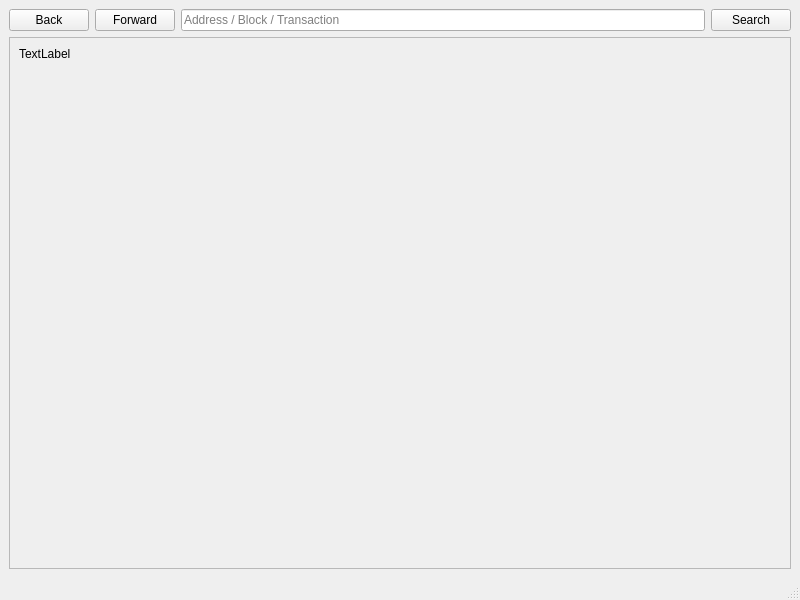
camenlx/dystem-core, file src/qt/forms/blockexplorer.ui: the form before one commit.
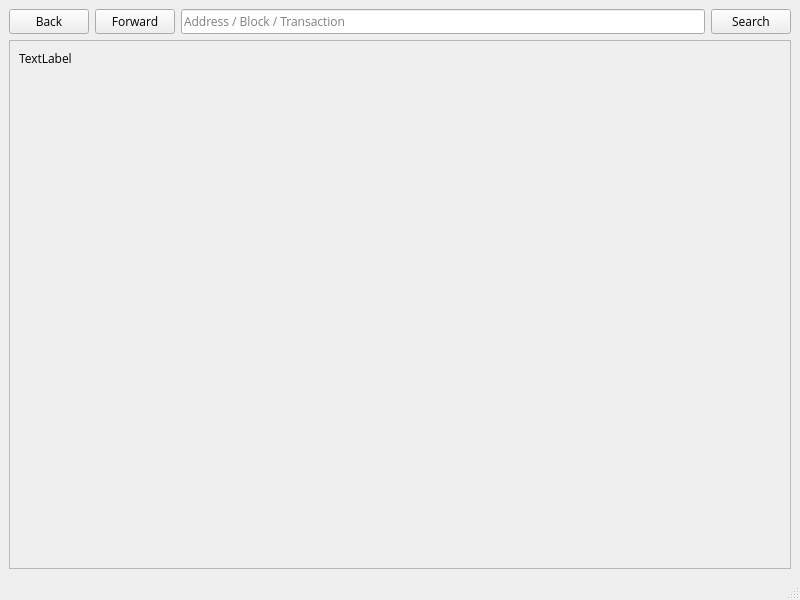
The form after the commit. Icons and pictures are not drawn.

```diff
--- a/src/qt/forms/blockexplorer.ui
+++ b/src/qt/forms/blockexplorer.ui
@@ -28,6 +28,11 @@
       </property>
       <item>
        <widget class="QPushButton" name="back">
+        <property name="font">
+         <font>
+          <family>Open Sans</family>
+         </font>
+        </property>
         <property name="text">
          <string>Back</string>
         </property>
@@ -42,6 +47,11 @@
       </item>
       <item>
        <widget class="QPushButton" name="forward">
+        <property name="font">
+         <font>
+          <family>Open Sans</family>
+         </font>
+        </property>
         <property name="text">
          <string>Forward</string>
         </property>
@@ -65,6 +75,11 @@
           <height>0</height>
          </size>
         </property>
+        <property name="font">
+         <font>
+          <family>Open Sans</family>
+         </font>
+        </property>
         <property name="inputMask">
          <string/>
         </property>
@@ -96,6 +111,11 @@
           <height>16777215</height>
          </size>
         </property>
+        <property name="font">
+         <font>
+          <family>Open Sans</family>
+         </font>
+        </property>
         <property name="text">
          <string>Search</string>
         </property>
@@ -122,8 +142,8 @@
         <rect>
          <x>0</x>
          <y>0</y>
-         <width>780</width>
-         <height>489</height>
+         <width>774</width>
+         <height>482</height>
         </rect>
        </property>
        <layout class="QHBoxLayout" name="horizontalLayout_2">
@@ -135,6 +155,11 @@
             <verstretch>0</verstretch>
            </sizepolicy>
           </property>
+          <property name="font">
+           <font>
+            <family>Open Sans</family>
+           </font>
+          </property>
           <property name="text">
            <string>TextLabel</string>
           </property>
```
Left out of the diff: 2 changed lines with no effect on the pictures.
